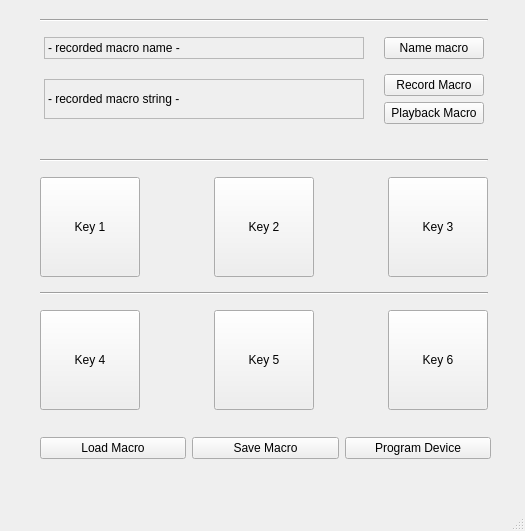
Qt form python/gui/main_window.ui (windykeyboards/southerly-front) before a commit.
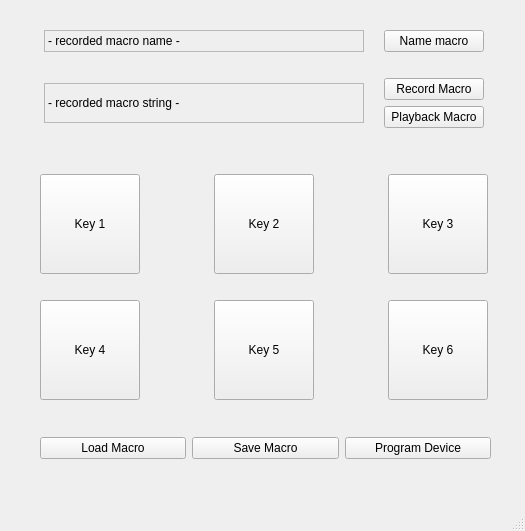
The same form after that commit.

```diff
--- a/python/gui/main_window.ui
+++ b/python/gui/main_window.ui
@@ -36,13 +36,6 @@
      </rect>
     </property>
     <layout class="QVBoxLayout" name="verticalLayout">
-     <item>
-      <widget class="Line" name="line_2">
-       <property name="orientation">
-        <enum>Qt::Horizontal</enum>
-       </property>
-      </widget>
-     </item>
      <item>
       <layout class="QHBoxLayout" name="horizontalLayout_6">
        <item>
@@ -226,13 +219,6 @@
        </item>
       </layout>
      </item>
-     <item>
-      <widget class="Line" name="line_3">
-       <property name="orientation">
-        <enum>Qt::Horizontal</enum>
-       </property>
-      </widget>
-     </item>
      <item>
       <layout class="QHBoxLayout" name="horizontalLayout">
        <item>
@@ -309,13 +295,6 @@
        </item>
       </layout>
      </item>
-     <item>
-      <widget class="Line" name="line">
-       <property name="orientation">
-        <enum>Qt::Horizontal</enum>
-       </property>
-      </widget>
-     </item>
      <item>
       <layout class="QHBoxLayout" name="horizontalLayout_2">
        <item>
```
